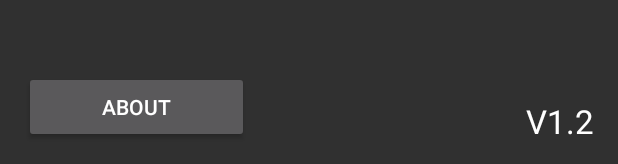
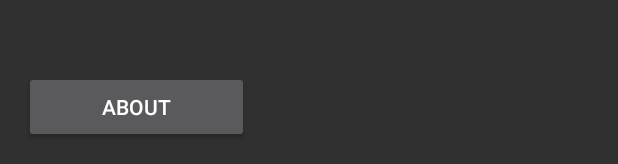
Before and after one commit to johni5/qrtransfer-app, an Android app: the layout activity_main.xml on its own in the app's theme, with its tools: preview values and no code run, on a phone screen of 412 x 824 dp. Shown: the part 1069-1233 px from the top of the screen. Run offline under Robolectric (Android 15) with nearby library versions, the phone set to English and light mode, and no system bars.

```diff
--- a/app/build.gradle
+++ b/app/build.gradle
@@ -8,7 +8,7 @@ android {
         applicationId 'com.del.qrt'
         minSdkVersion 9
         targetSdkVersion 31
-        versionCode 5
+        versionCode 6
     }
     buildTypes {
         release {
--- a/app/src/main/res/layout-v17/activity_main.xml
+++ b/app/src/main/res/layout-v17/activity_main.xml
@@ -51,16 +51,6 @@
 
     </LinearLayout>
 
-    <TextView
-        android:id="@+id/version"
-        android:layout_width="wrap_content"
-        android:layout_height="wrap_content"
-        android:layout_alignParentEnd="true"
-        android:layout_alignParentBottom="true"
-        android:layout_marginTop="20dp"
-        android:text="@string/version"
-        android:textAppearance="?android:attr/textAppearanceLarge" />
-
     <Button
         android:id="@+id/bHelp"
         android:layout_width="150dp"
--- a/app/src/main/res/layout/activity_main.xml
+++ b/app/src/main/res/layout/activity_main.xml
@@ -50,15 +50,6 @@
 
     </LinearLayout>
 
-    <TextView
-        android:id="@+id/version"
-        android:layout_width="wrap_content"
-        android:layout_height="wrap_content"
-        android:layout_alignParentRight="true"
-        android:layout_alignParentBottom="true"
-        android:layout_marginTop="20dp"
-        android:text="@string/version"
-        android:textAppearance="?android:attr/textAppearanceLarge" />
 
     <Button
         android:id="@+id/bHelp"
--- a/app/src/main/res/values/strings.xml
+++ b/app/src/main/res/values/strings.xml
@@ -1,6 +1,5 @@
 <?xml version="1.0" encoding="utf-8"?>
 <resources>
-    <string name="version">V1.2</string>
     <string name="dialog_header">QR Transfer</string>
     <string name="ok">OK</string>
     <string name="permission_camera_rationale">Access to the camera is needed for detection</string>
@@ -8,7 +7,7 @@
     <string name="permission_internet_rationale">Access to the Internet is needed</string>
     <string name="no_any_permission">This application cannot run because it does not have the any permissions.  The application will now exit.</string>
     <string name="low_storage_error">Face detector dependencies cannot be downloaded due to low device storage</string>
-    <string name="title_activity_main">QRTransfer</string>
+    <string name="title_activity_main">QR Transfer V1.2</string>
     <string name="barcode_header">Ready</string>
     <string name="read_barcode">Start</string>
     <string name="btn_web_client">Download app</string>
```
Also changed, not shown: 2 other files.
